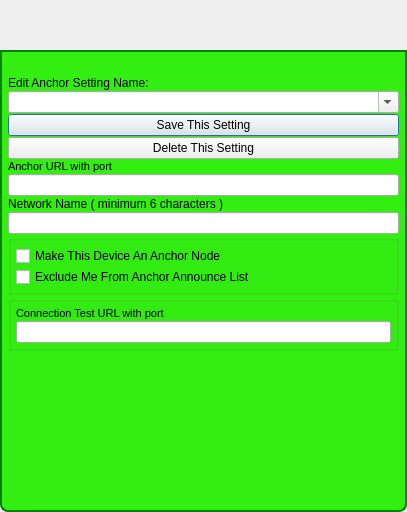
This is GoTvApps/GoTvCommon/Forms/ActivityManageAnchorSettings.ui in brettrjones/gotvptop as Qt 5 draws it before an edit. The edited form follows.
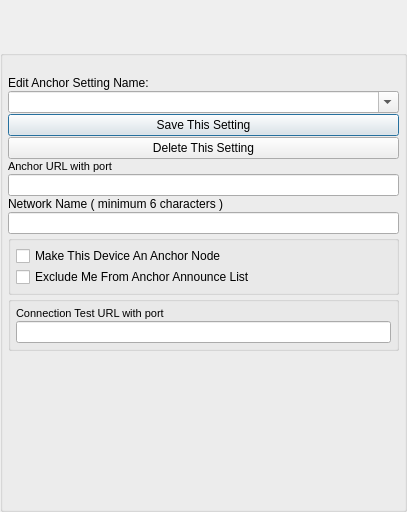
This is the edited form. Custom widgets are drawn as their Qt base class.

```diff
--- a/GoTvApps/GoTvCommon/Forms/ActivityManageAnchorSettings.ui
+++ b/GoTvApps/GoTvCommon/Forms/ActivityManageAnchorSettings.ui
@@ -25,37 +25,6 @@
   <property name="windowTitle">
    <string>Network Settings</string>
   </property>
-  <property name="styleSheet">
-   <string notr="true">QDialog#NetworkSettingsDlg
-{   
-color: transparent;
-background-color: transparent;
-border: 1px solid transparent;
-border-radius: 8px; 
-}
-
-#DialogTitleBox
-{   
-color: black;
-background-color: rgb(50,238,17);
-border: 2px solid green;
-border-top-left-radius: 8px; 
-border-top-right-radius: 8px;
-}
-#DialogTitleLabel
-{   
-color: black;
-}
-#DialogItemsGroupBox
-{   
-background-color: rgb(50,238,17);
-border: 2px solid green;
-border-top-color: green; 
-border-bottom-left-radius: 8px; 
-border-bottom-right-radius: 8px;
-}
-</string>
-  </property>
   <layout class="QVBoxLayout" name="verticalLayout">
    <property name="spacing">
     <number>0</number>
@@ -251,6 +220,12 @@
    <header>TitleBarWidget.h</header>
    <container>1</container>
   </customwidget>
+  <customwidget>
+   <class>BottomBarWidget</class>
+   <extends>QWidget</extends>
+   <header location="global">BottomBarWidget.h</header>
+   <container>1</container>
+  </customwidget>
  </customwidgets>
  <resources/>
  <connections/>
```
Left out of the diff: 63 changed lines with no effect on the pictures.
